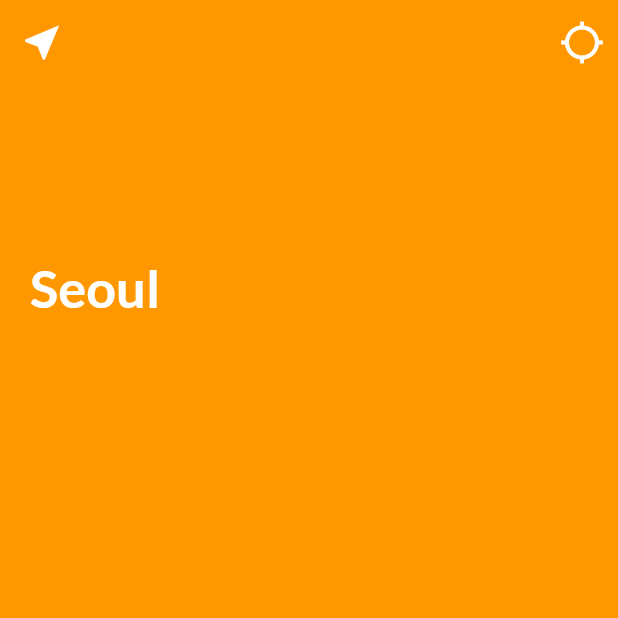
After one commit to qjsqjsaos/flutter_api, a Flutter app: the WeatherScreen screen opened directly, after a tap on the "near me" icon, on a phone screen of 412 x 824 dp, the top half of it. The commit adds this screen. Run offline on Flutter 3.47's test engine with Material 2 defaults, Android fonts, the phone set to English and light mode, and no system bars; our stand-ins replace flutter_svg, geolocator, google_fonts; statements that could not run were skipped.

```diff
--- /dev/null
+++ b/lib/screens/weather_screen.dart
@@ -0,0 +1,84 @@
+import 'package:flutter/cupertino.dart';
+import 'package:flutter/material.dart';
+import 'package:google_fonts/google_fonts.dart';
+import 'package:flutter_svg/flutter_svg.dart';
+
+class WeatherScreen extends StatefulWidget {
+  WeatherScreen({this.parseWeatherData});
+
+  late final parseWeatherData;
+
+  @override
+  _WeatherScreenState createState() => _WeatherScreenState();
+}
+
+class _WeatherScreenState extends State<WeatherScreen> {
+  late String cityName;
+  late int temp;
+
+  @override
+  void initState() {
+    // TODO: implement initState
+    super.initState();
+    updateData(widget.parseWeatherData);
+  }
+
+  void updateData(dynamic weatherData) {
+    double temp2 = weatherData['main']['temp'];
+    temp = temp2.toInt();
+    cityName = weatherData['name'];
+
+    print(temp);
+    print(cityName);
+  }
+
+  @override
+  Widget build(BuildContext context) {
+    return Scaffold(
+      extendBodyBehindAppBar: true,
+      appBar: AppBar(
+        title: Text(''),
+        backgroundColor: Colors.transparent,
+        elevation: 0,
+        leading: IconButton(
+          icon: Icon(Icons.near_me),
+          onPressed: () {},
+          iconSize: 30.0,
+        ),
+        actions: [
+          IconButton(
+            icon: Icon(Icons.location_searching),
+            onPressed: () {},
+            iconSize: 30.0,
+          )
+        ],
+      ),
+      backgroundColor: Colors.orange,
+      body: Container(
+        child: Stack(
+          children: [
+            Container(
+              padding: EdgeInsets.all(20.0),
+              child: Column(
+                children: [
+                  SizedBox(
+                    height: 150,
+                  ),
+
+                  Text(
+                    'Seoul',
+                    style: GoogleFonts.lato(
+                      fontSize: 35.0,
+                      fontWeight: FontWeight.bold,
+                      color: Colors.white
+                    ),
+                  )
+                ],
+              ),
+            )
+          ],
+        ),
+      ),
+    );
+  }
+}
```
Also changed, not shown: lib/data/my_location.dart (added, +20 -0 lines), lib/data/network.dart (added, +19 -0 lines), lib/screens/loading.dart (+40 -28 lines), pubspec.yaml (+5 -3 lines), image/one.png (added), image/two.png (added), pubspec.lock, svg/Cloud-Snow-Alt.svg (added), svg/Cloud-Snow-Moon-Alt.svg (added), svg/Cloud-Snow-Moon.svg (added), svg/Cloud-Snow-Sun-Alt.svg (added), svg/Cloud-Snow-Sun.svg (added), svg/Cloud-Snow.svg (added).
